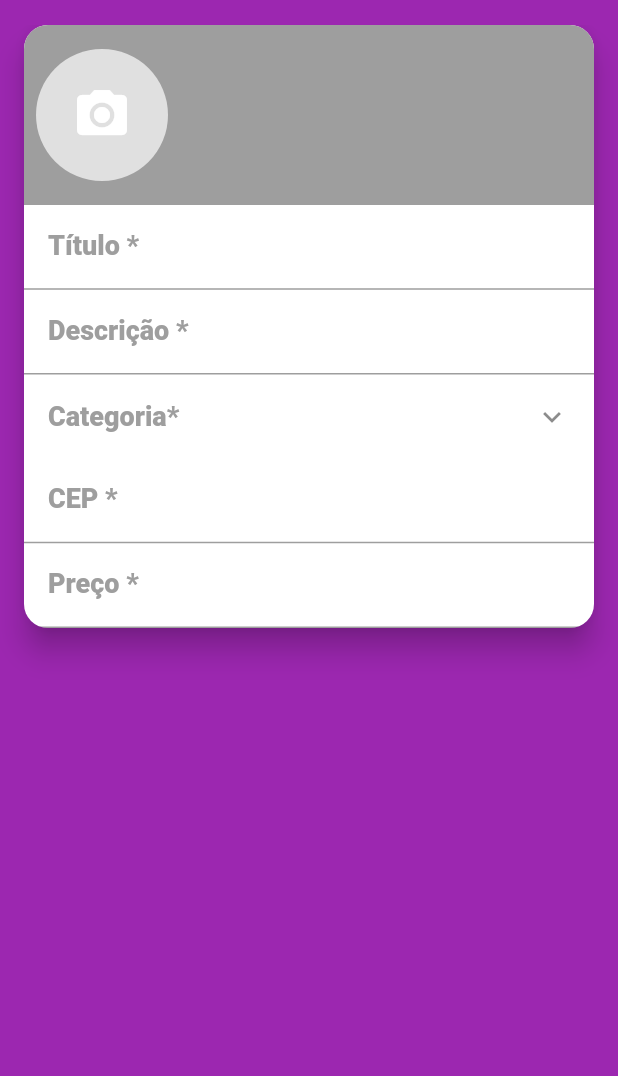
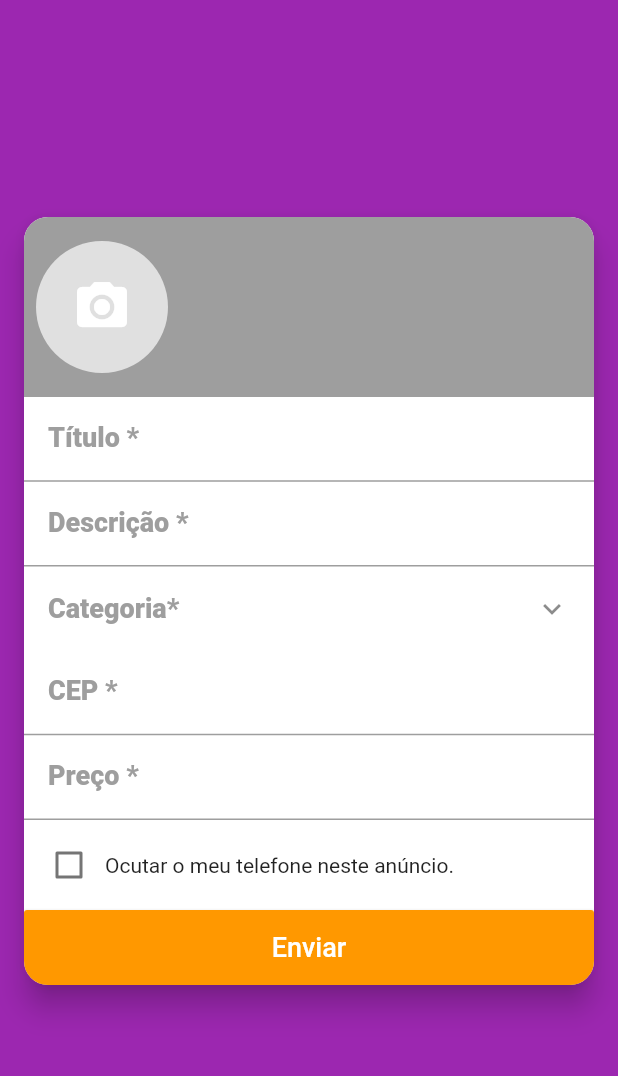
Before and after one commit to leonardovilches/sos_services, a Flutter app: the screen it shows after launch, swiped to page 2, on a phone screen of 412 x 824 dp, the part 59-1135 px from its top. Run offline on Flutter 3.47's test engine with Material 2 defaults, Android fonts, the phone set to English and light mode, and no system bars; our stand-ins replace brasil_fields, dio, flutter_mobx, get_it, image_cropper, image_picker and 3 more; accounts and stored records are empty; generated files the repository leaves out were written again; network calls fail; statements that could not run were skipped.

Commit message:
Check box para esconder telefone e botão Enviar

```diff
--- /dev/null
+++ b/lib/screens/create/components/hide_phone_field.dart
@@ -0,0 +1,26 @@
+import 'package:flutter/material.dart';
+import 'package:flutter_mobx/flutter_mobx.dart';
+import 'package:sos_services/stores/create_store.dart';
+
+class HidePhoneField extends StatelessWidget {
+  HidePhoneField(this.createStore);
+  final CreateStore createStore;
+  @override
+  Widget build(BuildContext context) {
+    return Padding(
+      padding: const EdgeInsets.all(6),
+      child: Row(
+        children: [
+          Observer(builder: (_) {
+            return Checkbox(
+                value: createStore.hidePhone,
+                onChanged: createStore.setHidePhone);
+          }),
+          Expanded(
+            child: Text('Ocutar o meu telefone neste anúncio.'),
+          )
+        ],
+      ),
+    );
+  }
+}
--- a/lib/screens/create/create_screen.dart
+++ b/lib/screens/create/create_screen.dart
@@ -7,6 +7,7 @@ import 'package:sos_services/stores/create_store.dart';
 
 import 'components/category_field.dart';
 import 'components/cep_field.dart';
+import 'components/hide_phone_field.dart';
 import 'components/images_field.dart';
 
 class CreateScreen extends StatelessWidget {
@@ -26,14 +27,18 @@ class CreateScreen extends StatelessWidget {
           title: Text('Criar Anúncio'),
           centerTitle: true,
         ),
-        body: Card(
+        body: Container(
+          alignment: Alignment.center,
+          child: SingleChildScrollView(
+            child: Card(
               clipBehavior: Clip.antiAlias,
               margin: const EdgeInsets.symmetric(horizontal: 16),
-          shape:
-              RoundedRectangleBorder(borderRadius: BorderRadius.circular(16)),
+              shape: RoundedRectangleBorder(
+                  borderRadius: BorderRadius.circular(16)),
               elevation: 8,
               child: SingleChildScrollView(
                 child: Column(
+                  crossAxisAlignment: CrossAxisAlignment.stretch,
                   mainAxisSize: MainAxisSize.min,
                   children: [
                     ImagesField(createStore),
@@ -67,7 +72,26 @@ class CreateScreen extends StatelessWidget {
                         RealInputFormatter(centavos: true),
                       ],
                     ),
+                    HidePhoneField(createStore),
+                    SizedBox(
+                      height: 50,
+                      child: MaterialButton(
+                        child: Text(
+                          'Enviar',
+                          style: TextStyle(
+                            fontSize: 18,
+                          ),
+                        ),
+                        textColor: Colors.white,
+                        color: Colors.orange,
+                        disabledColor: Colors.orange.withAlpha(120),
+                        materialTapTargetSize: MaterialTapTargetSize.shrinkWrap,
+                        onPressed: () {},
+                      ),
+                    ),
                   ],
+                ),
+              ),
             ),
           ),
         ));
--- a/lib/stores/create_store.dart
+++ b/lib/stores/create_store.dart
@@ -12,4 +12,10 @@ abstract class _CreateStore with Store {
 
   @action
   void setCategory(Category value) => category = value;
+
+  @observable
+  bool hidePhone = false;
+
+  @action
+  void setHidePhone(bool value) => hidePhone = value;
 }
```
Also changed, not shown: lib/stores/create_store.g.dart. Lines whose indentation alone changed are shown as unchanged.
